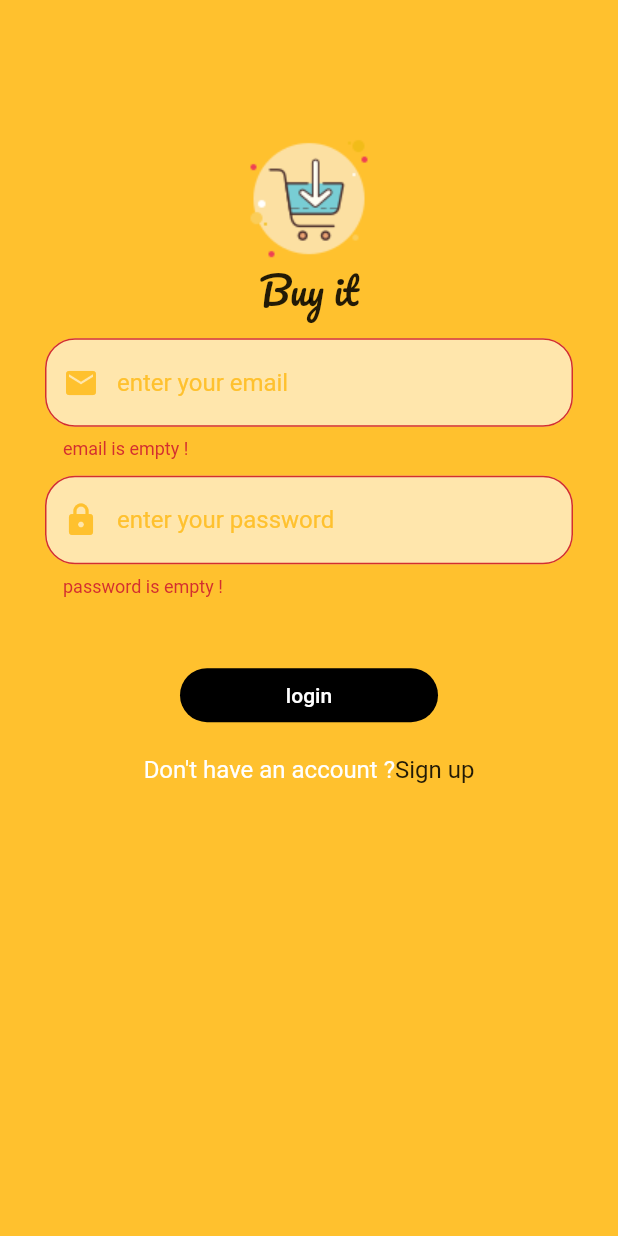
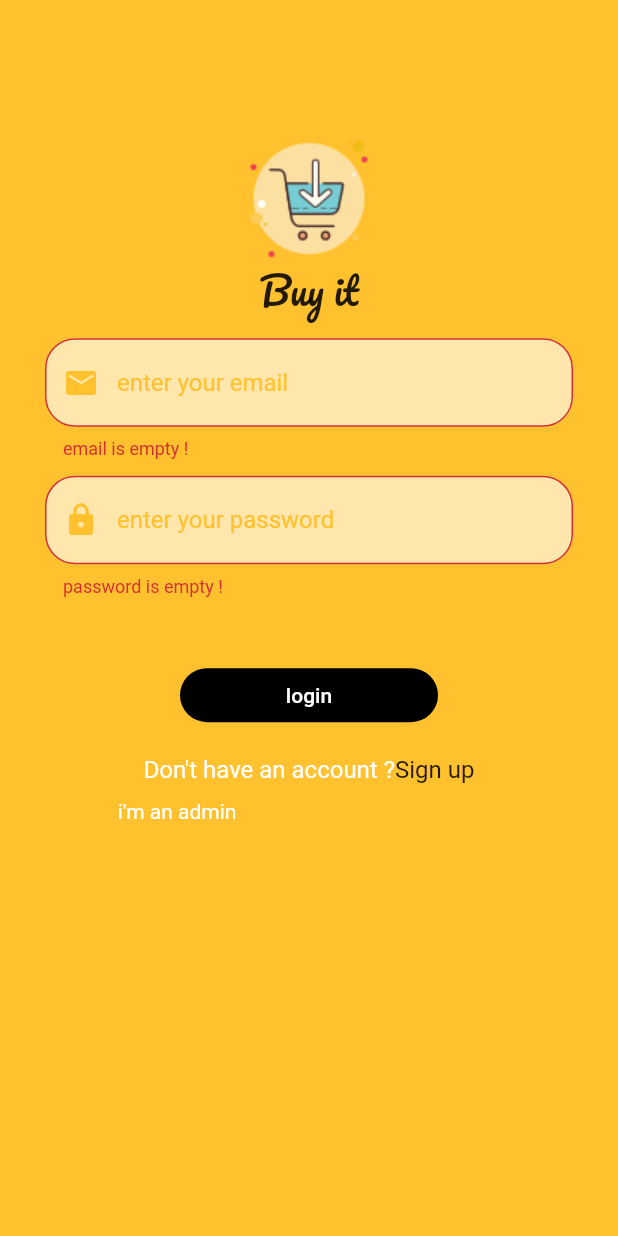
Before and after one commit to medoali286/ECommerceApp, a Flutter app: the screen it shows after launch, after a tap on "login", on a phone screen of 412 x 824 dp. Run offline on Flutter 3.47's test engine with Material 2 defaults, Android fonts, the phone set to English and light mode, and no system bars; our stand-ins replace firebase_auth, modal_progress_hud; accounts and stored records are empty.

Commit message:
auth users and admins

```diff
--- /dev/null
+++ b/lib/Provider/admin_mode.dart
@@ -0,0 +1,18 @@
+
+
+
+import 'package:flutter/cupertino.dart';
+
+class AdminMode extends ChangeNotifier{
+  bool isAdmin=false;
+
+  changeIsAdmin(bool value){
+
+    isAdmin=value;
+    notifyListeners();
+
+  }
+
+
+
+}
--- /dev/null
+++ b/lib/Provider/provider_lists.dart
@@ -0,0 +1,16 @@
+ import 'package:flutter/cupertino.dart';
+import 'package:provider/provider.dart';
+import 'package:provider/single_child_widget.dart';
+
+import 'admin_mode.dart';
+import 'model_hud.dart';
+
+List<SingleChildWidget> mainProviderList(BuildContext context){
+
+  return [
+
+   ChangeNotifierProvider(create: (context){return ModeHud();}),
+   ChangeNotifierProvider(create:(context){return AdminMode();},),
+
+  ];
+}
--- a/lib/Screens/login_screen.dart
+++ b/lib/Screens/user/login_screen.dart
@@ -1,11 +1,16 @@
 import 'package:ecommerceapp/CustomWidgets/custom_text_field.dart';
+import 'package:ecommerceapp/Provider/admin_mode.dart';
 import 'package:ecommerceapp/Provider/model_hud.dart';
 import 'package:ecommerceapp/Provider/model_hud.dart';
 import 'package:ecommerceapp/Provider/model_hud.dart';
-import 'package:ecommerceapp/Screens/signup_screen.dart';
+import 'package:ecommerceapp/Screens/user/home_page.dart';
+import 'package:ecommerceapp/Screens/user/signup_screen.dart';
 import 'package:ecommerceapp/Services/auth.dart';
+import 'package:ecommerceapp/Tools/Tools.dart';
+import 'package:ecommerceapp/Tools/text.dart';
 import 'package:ecommerceapp/constans.dart';
 import 'package:firebase_auth/firebase_auth.dart';
+import 'package:flutter/cupertino.dart';
 import 'package:modal_progress_hud/modal_progress_hud.dart';
 import 'package:provider/provider.dart';
 import 'package:ecommerceapp/Provider/model_hud.dart';
@@ -13,19 +18,19 @@ import 'package:ecommerceapp/Provider/model_hud.dart';
 import 'package:flutter/material.dart';
 import 'package:flutter/services.dart';
 
+import '../admin/admin_page.dart';
+
 class LogInScreen extends StatelessWidget {
   static String id = 'LogInScreen';
-  final GlobalKey<FormState>_globalKey=GlobalKey<FormState>();
-  final GlobalKey<ScaffoldState>_scaffoldKey=GlobalKey<ScaffoldState>();
+  final GlobalKey<FormState> _globalKey = GlobalKey<FormState>();
+  final GlobalKey<ScaffoldState> _scaffoldKey = GlobalKey<ScaffoldState>();
   String email;
   String password;
-  Auth _auth=Auth();
-
+  Auth _auth = Auth();
+  final adminPassword ='admin1234';
 
   @override
   Widget build(BuildContext context) {
-
-
     double height = MediaQuery.of(context).size.height;
     double width = MediaQuery.of(context).size.width;
 
@@ -34,6 +39,9 @@ class LogInScreen extends StatelessWidget {
       backgroundColor: KMainColor,
       body: ModalProgressHUD(
         inAsyncCall: Provider.of<ModeHud>(context).isLoading,
+        progressIndicator: CircularProgressIndicator(
+          valueColor: AlwaysStoppedAnimation<Color>(Colors.white),
+        ),
         child: Form(
           key: _globalKey,
           child: ListView(
@@ -50,25 +58,22 @@ class LogInScreen extends StatelessWidget {
                         bottom: 0,
                         child: Text(
                           'Buy it',
-                          style: TextStyle(fontFamily: 'Pacifico', fontSize: 25),
+                          style:
+                              TextStyle(fontFamily: 'Pacifico', fontSize: 25),
                         ),
                       ),
                     ],
                   ),
                 ),
               ),
-
               SizedBox(
                 height: height * .013,
               ),
-
-
-
               CustomTextField(
                 hint: 'enter your email',
                 icon: Icons.email,
-                onClick: (value){
-                  email=value;
+                onClick: (value) {
+                  email = value;
                 },
               ),
               SizedBox(
@@ -77,9 +82,9 @@ class LogInScreen extends StatelessWidget {
               CustomTextField(
                 hint: 'enter your password',
                 icon: Icons.lock,
-                onClick: (value){
-                  password=value;
-                  },
+                onClick: (value) {
+                  password = value;
+                },
               ),
               SizedBox(
                 height: height * .05,
@@ -95,41 +100,12 @@ class LogInScreen extends StatelessWidget {
                     'login',
                     style: TextStyle(color: Colors.white),
                   ),
-                  onPressed: () async{
+                  onPressed: () async {
+
+                                _validate(context);
 
 
-                    final modeHud=Provider.of<ModeHud>(context,listen: false);
-                    modeHud.changeIsLoading(true);
-
-                    if(_globalKey.currentState.validate()){
-
-                      _globalKey.currentState.save();
-
-                      try {
-                    final authResult = await _auth.signIn(
-                          email: email, password: password);
-                    modeHud.changeIsLoading(false);
-
-                   _scaffoldKey.currentState.showSnackBar(SnackBar(content: Text(authResult.user.email)));
-
-                    }on PlatformException catch(e){
-                        modeHud.changeIsLoading(false);
-
-                        _scaffoldKey.currentState.showSnackBar(SnackBar(content: Text(e.message.toString()),));
-
-
-
-                   }
-
-
-
-
-
-
-                    }
-                    modeHud.changeIsLoading(false);
-
-                  },
+                                     },
                 ),
               ),
               SizedBox(
@@ -147,17 +123,103 @@ class LogInScreen extends StatelessWidget {
                       'Sign up',
                       style: TextStyle(fontSize: 16),
                     ),
-                    onTap: (){
+                    onTap: () {
                       Navigator.of(context).pushNamed(SignUpScreen.id);
                     },
-
                   )
                 ],
-              )
+              ),
+              Padding(
+                padding:
+                    const EdgeInsets.symmetric(horizontal: 30, vertical: 10),
+                child: Row(
+                  children: <Widget>[
+                    Expanded(
+                        child: Provider.of<AdminMode>(context).isAdmin
+                            ? Text('')
+                            : GestureDetector(
+                                child: TextTools.text('i\'m an admin'),
+                                onTap: () {
+                                  Provider.of<AdminMode>(context, listen: false)
+                                      .changeIsAdmin(true);
+                                },
+                              )),
+                    Expanded(
+                        child: Provider.of<AdminMode>(context).isAdmin
+                            ? GestureDetector(
+                                child: TextTools.text('i\' a user'),
+                                onTap: () {
+                                  Provider.of<AdminMode>(context, listen: false)
+                                      .changeIsAdmin(false);
+                                },
+                              )
+                            : Text('')),
+                  ],
+                ),
+              ),
             ],
           ),
         ),
       ),
     );
   }
+
+  void _validate(BuildContext context) async{
+
+    final modelHud=Provider.of<ModeHud>(context,listen: false);
+
+    modelHud.changeIsLoading(true);
+
+    if(_globalKey.currentState.validate()){
+
+      _globalKey.currentState.save();
+
+if(Provider.of<AdminMode>(context,listen: false).isAdmin){
+if(adminPassword==password){
+
+
+
+  try {
+   await _auth.signIn(email: email, password: password);
+    Navigator.pushNamed(context, AdminPage.id);
+  }on PlatformException catch (e){
+    modelHud.changeIsLoading(false);
+    _scaffoldKey.currentState.showSnackBar(Tools.snackBar(e.message.toString()));
+
+  }
+
+
+
+
+}else{
+  modelHud.changeIsLoading(false);
+  _scaffoldKey.currentState.showSnackBar(Tools.snackBar('something went wrong !'));
+
+
+
 }
+
+
+}else{
+try {
+ await _auth.signIn(email: email, password: password);
+  Navigator.pushNamed(context, HomePage.id);
+}on PlatformException catch (e){
+  modelHud.changeIsLoading(false);
+  _scaffoldKey.currentState.showSnackBar(Tools.snackBar(e.message.toString()));
+
+}
+}
+
+
+
+
+    }
+
+    modelHud.changeIsLoading(false);
+
+
+
+
+  }
+}
--- /dev/null
+++ b/lib/Tools/Tools.dart
@@ -0,0 +1,15 @@
+
+
+import 'package:flutter/cupertino.dart';
+import 'package:flutter/material.dart';
+
+class Tools{
+  static Widget snackBar(String text){
+
+    return SnackBar(content: Text(text));
+
+
+  }
+
+
+}
--- /dev/null
+++ b/lib/Tools/text.dart
@@ -0,0 +1,15 @@
+import 'package:flutter/material.dart';
+
+class TextTools{
+
+
+ static Text text(String text){
+    return Text( text,
+      textAlign: TextAlign.center,
+      style: TextStyle(
+        color: Colors.white,
+      ),);
+  }
+
+
+}
--- a/lib/main.dart
+++ b/lib/main.dart
@@ -1,23 +1,22 @@
-import 'package:ecommerceapp/Provider/model_hud.dart';
-import 'package:ecommerceapp/Screens/signup_screen.dart';
+
+import 'package:ecommerceapp/Provider/provider_lists.dart';
+import 'package:ecommerceapp/routes.dart';
 import 'package:flutter/material.dart';
 import 'package:provider/provider.dart';
-import 'Screens/login_screen.dart';
+import 'Screens/user/login_screen.dart';
 
 main() => runApp(MyApp());
 
 class MyApp extends StatelessWidget {
   @override
   Widget build(BuildContext context) {
-    return ChangeNotifierProvider<ModeHud>(
-      create: (context)=>ModeHud(),
+    return MultiProvider(
+      providers: mainProviderList(context),
       child: MaterialApp(
-        initialRoute: LogInScreen.id,
-        routes: {
-          LogInScreen.id: (context) => LogInScreen(),
-          SignUpScreen.id: (context) => SignUpScreen(),
-        },
-      ),
+          initialRoute: LogInScreen.id,
+          routes: route(),
+        ),
     );
+
   }
 }
--- /dev/null
+++ b/lib/routes.dart
@@ -0,0 +1,36 @@
+import 'package:flutter/material.dart';
+
+import 'Screens/admin/add_product.dart';
+import 'Screens/admin/admin_page.dart';
+import 'Screens/admin/delete_product.dart';
+import 'Screens/admin/edit_product.dart';
+import 'Screens/user/home_page.dart';
+import 'Screens/user/login_screen.dart';
+import 'Screens/user/signup_screen.dart';
+
+Map<String,Widget Function(BuildContext)>route(){
+  return{
+    LogInScreen.id: (context) => LogInScreen(),
+    SignUpScreen.id: (context) => SignUpScreen(),
+    HomePage.id:(context)=>HomePage(),
+    AdminPage.id:(context)=>AdminPage(),
+    AddProduct.id:(context)=>AddProduct(),
+    EditProduct.id:(context)=>EditProduct(),
+    DeleteProduct.id:(context)=>DeleteProduct(),
+
+
+
+
+
+
+
+
+
+
+
+
+  };
+
+
+
+}
```
Also changed, not shown: lib/Screens/admin/add_product.dart (added, +14 -0 lines), lib/Screens/admin/admin_page.dart (added, +72 -0 lines), lib/Screens/admin/delete_product.dart (added, +16 -0 lines), lib/Screens/admin/edit_product.dart (added, +16 -0 lines), lib/Screens/user/home_page.dart (added, +15 -0 lines), lib/Screens/user/signup_screen.dart (renamed from lib/Screens/signup_screen.dart, +7 -1 lines).
